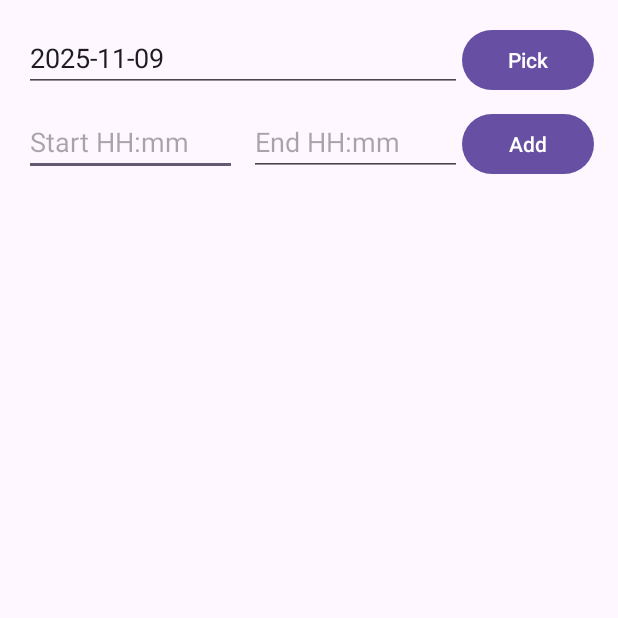
After one commit to uOttawaSEG/project-group_11_seg2105_project_app, an Android app: the TutorAvailabilityActivity screen opened directly, with no data from a screen before it, on a phone screen of 412 x 824 dp, the top half of it. The commit adds this screen. Run offline under Robolectric (Android 15) with nearby library versions, the phone set to English and light mode, and no system bars.

Commit message:
Part 5: tutor availability deletion with confirm dialog; DB table + CRUD; UI + adapter; launch from tutor home; fix tutor registration role switch

```diff
--- a/app/src/main/AndroidManifest.xml
+++ b/app/src/main/AndroidManifest.xml
@@ -46,5 +46,11 @@
         <activity android:name=".admin.AdminInboxActivity" android:exported="false" />
         <activity android:name=".admin.RejectedRequestsActivity" android:exported="false" />
 
+        <activity
+            android:name=".tutor.TutorAvailabilityActivity"
+            android:exported="false"
+            android:label="Manage Availability"/>
+
+
     </application>
 </manifest>
--- a/app/src/main/java/com/example/group_11_project_app_seg2105/LoginActivity.java
+++ b/app/src/main/java/com/example/group_11_project_app_seg2105/LoginActivity.java
@@ -11,7 +11,6 @@ import android.widget.Toast;
 
 import androidx.appcompat.app.AppCompatActivity;
 
-import com.example.group_11_project_app_seg2105.WelcomeAdminActivity;
 import com.example.group_11_project_app_seg2105.core.validation.InputValidator;
 import com.example.group_11_project_app_seg2105.data.DatabaseHelper;
 import com.example.group_11_project_app_seg2105.data.RegistrationStatus;
@@ -96,7 +95,7 @@ public class LoginActivity extends AppCompatActivity {
                 case "admin":
                     next = new Intent(this, WelcomeAdminActivity.class);
                     break;
-                case "tutor":
+                case "com/example/group_11_project_app_seg2105/tutor":
                     next = new Intent(this, WelcomeTutorActivity.class);
                     break;
                 case "student":
--- a/app/src/main/java/com/example/group_11_project_app_seg2105/RegistrationActivity.java
+++ b/app/src/main/java/com/example/group_11_project_app_seg2105/RegistrationActivity.java
@@ -44,6 +44,7 @@ public class RegistrationActivity extends AppCompatActivity {
                     startActivity(new Intent(this, TutorRegistrationActivity.class));
                     finish();
                 } else {
+                    // show student form
                     titleDropdown.setText("Student Registration", false);
                 }
             });
--- a/app/src/main/java/com/example/group_11_project_app_seg2105/TutorRegistrationActivity.java
+++ b/app/src/main/java/com/example/group_11_project_app_seg2105/TutorRegistrationActivity.java
@@ -17,7 +17,6 @@ import androidx.core.widget.NestedScrollView;
 
 import com.example.group_11_project_app_seg2105.core.validation.InputValidator;
 import com.example.group_11_project_app_seg2105.data.DatabaseHelper;
-import com.example.group_11_project_app_seg2105.data.RegistrationStatus;
 import com.google.android.material.chip.Chip;
 import com.google.android.material.chip.ChipGroup;
 import com.google.android.material.textfield.MaterialAutoCompleteTextView;
@@ -137,7 +136,7 @@ public class TutorRegistrationActivity extends AppCompatActivity {
         }
 
         // Insert a pending registration request
-        db.insertRegistrationRequest(email, "tutor", firstName, lastName, password, phone, degree);
+        db.insertRegistrationRequest(email, "com/example/group_11_project_app_seg2105/tutor", firstName, lastName, password, phone, degree);
 
         Toast.makeText(this, "Registration submitted. Await admin approval before logging in.", Toast.LENGTH_LONG).show();
         startActivity(new Intent(this, LoginActivity.class).putExtra("prefill_email", email));
--- a/app/src/main/java/com/example/group_11_project_app_seg2105/WelcomeTutorActivity.java
+++ b/app/src/main/java/com/example/group_11_project_app_seg2105/WelcomeTutorActivity.java
@@ -20,5 +20,11 @@ public class WelcomeTutorActivity extends AppCompatActivity {
             startActivity(new Intent(this, LoginActivity.class));
             finish();
         });
+        Button btnManageAvailability = findViewById(R.id.btnManageAvailability);
+        btnManageAvailability.setOnClickListener(v -> {
+            Intent i = new Intent(WelcomeTutorActivity.this,
+                    com.example.group_11_project_app_seg2105.tutor.TutorAvailabilityActivity.class);
+            startActivity(i);
+        });
     }
 }
--- a/app/src/main/java/com/example/group_11_project_app_seg2105/data/SQLiteUserRepository.java
+++ b/app/src/main/java/com/example/group_11_project_app_seg2105/data/SQLiteUserRepository.java
@@ -136,7 +136,7 @@ public class SQLiteUserRepository implements UserRepository {
     }
 
     private void upsertTutorProfile(SQLiteDatabase db, User user) {
-        if (!"tutor".equalsIgnoreCase(user.role)) {
+        if (!"com/example/group_11_project_app_seg2105/tutor".equalsIgnoreCase(user.role)) {
             db.delete(DatabaseContract.TutorProfiles.TABLE, DatabaseContract.TutorProfiles.EMAIL + "=?", new String[]{user.email});
             db.delete(DatabaseContract.TutorCourses.TABLE, DatabaseContract.TutorCourses.EMAIL + "=?", new String[]{user.email});
             return;
@@ -177,7 +177,7 @@ public class SQLiteUserRepository implements UserRepository {
             }
             return new ProfileRecord(null, null, null, null, null);
         }
-        if ("tutor".equalsIgnoreCase(role)) {
+        if ("com/example/group_11_project_app_seg2105/tutor".equalsIgnoreCase(role)) {
             Cursor cursor = db.query(DatabaseContract.TutorProfiles.TABLE, new String[]{DatabaseContract.TutorProfiles.FIRST, DatabaseContract.TutorProfiles.LAST, DatabaseContract.TutorProfiles.PHONE, DatabaseContract.TutorProfiles.DEGREE}, DatabaseContract.TutorProfiles.EMAIL + "=?", new String[]{email}, null, null, null);
             try {
                 if (cursor.moveToFirst()) {
@@ -192,7 +192,7 @@ public class SQLiteUserRepository implements UserRepository {
     }
 
     private List<String> loadCourses(SQLiteDatabase db, String email, String role) {
-        if (!"tutor".equalsIgnoreCase(role)) {
+        if (!"com/example/group_11_project_app_seg2105/tutor".equalsIgnoreCase(role)) {
             return new ArrayList<>();
         }
         Cursor cursor = db.query(DatabaseContract.TutorCourses.TABLE, new String[]{DatabaseContract.TutorCourses.COURSE}, DatabaseContract.TutorCourses.EMAIL + "=?", new String[]{email}, null, null, null);
--- /dev/null
+++ b/app/src/main/java/com/example/group_11_project_app_seg2105/tutor/AvailabilityAdapter.java
@@ -0,0 +1,86 @@
+package com.example.group_11_project_app_seg2105.tutor;
+
+import android.app.AlertDialog;
+import android.view.LayoutInflater;
+import android.view.View;
+import android.view.ViewGroup;
+import android.widget.ImageButton;
+import android.widget.TextView;
+
+import androidx.annotation.NonNull;
+import androidx.recyclerview.widget.RecyclerView;
+
+import com.example.group_11_project_app_seg2105.R;
+import com.example.group_11_project_app_seg2105.data.AvailabilitySlot;
+import com.example.group_11_project_app_seg2105.data.DatabaseHelper;
+
+import java.util.ArrayList;
+import java.util.List;
+
+public class AvailabilityAdapter extends RecyclerView.Adapter<AvailabilityAdapter.ViewHolder> {
+
+    private final List<AvailabilitySlot> list = new ArrayList<>();
+    private final DatabaseHelper db;
+    private final String tutorEmail;
+    private final Runnable onChange; // callback to refresh activity
+
+    public AvailabilityAdapter(DatabaseHelper db, String tutorEmail, Runnable onChange) {
+        this.db = db;
+        this.tutorEmail = tutorEmail;
+        this.onChange = onChange;
+    }
+
+    public void setData(List<AvailabilitySlot> newData) {
+        list.clear();
+        list.addAll(newData);
+        notifyDataSetChanged();
+    }
+
+    @NonNull
+    @Override
+    public ViewHolder onCreateViewHolder(@NonNull ViewGroup parent, int viewType) {
+        View v = LayoutInflater.from(parent.getContext())
+                .inflate(R.layout.item_availability_slot, parent, false);
+        return new ViewHolder(v);
+    }
+
+    @Override
+    public void onBindViewHolder(@NonNull ViewHolder h, int position) {
+        AvailabilitySlot s = list.get(position);
+        h.txtTime.setText(s.start + " - " + s.end);
+        h.txtDate.setText(s.date);
+
+        h.btnDelete.setOnClickListener(v -> {
+            new AlertDialog.Builder(v.getContext())
+                    .setTitle("Delete Slot")
+                    .setMessage("Delete " + s.start + " - " + s.end + " on " + s.date + "?")
+                    .setPositiveButton("Delete", (d, w) -> {
+                        boolean ok = db.deleteAvailability(s.id, tutorEmail);
+                        if (ok) {
+                            list.remove(position);
+                            notifyItemRemoved(position);
+                            onChange.run(); // activity refresh
+                        }
+                    })
+                    .setNegativeButton("Cancel", null)
+                    .show();
+        });
+    }
+
+    @Override
+    public int getItemCount() {
+        return list.size();
+    }
+
+    public static class ViewHolder extends RecyclerView.ViewHolder {
+        TextView txtTime, txtDate;
+        ImageButton btnDelete;
+
+        public ViewHolder(@NonNull View itemView) {
+            super(itemView);
+            txtTime = itemView.findViewById(R.id.txtTime);
+            txtDate = itemView.findViewById(R.id.txtDate);
+            btnDelete = itemView.findViewById(R.id.btnDelete);
+        }
+    }
+}
--- /dev/null
+++ b/app/src/main/java/com/example/group_11_project_app_seg2105/tutor/TutorAvailabilityActivity.java
@@ -0,0 +1,89 @@
+package com.example.group_11_project_app_seg2105.tutor;
+
+import android.app.DatePickerDialog;
+import android.os.Bundle;
+import android.widget.Button;
+import android.widget.DatePicker;
+import android.widget.EditText;
+import android.widget.Toast;
+
+import androidx.appcompat.app.AppCompatActivity;
+import androidx.recyclerview.widget.LinearLayoutManager;
+import androidx.recyclerview.widget.RecyclerView;
+
+import com.example.group_11_project_app_seg2105.R;
+import com.example.group_11_project_app_seg2105.data.AvailabilitySlot;
+import com.example.group_11_project_app_seg2105.data.DatabaseHelper;
+
+import java.text.SimpleDateFormat;
+import java.util.Calendar;
+import java.util.List;
+import java.util.Locale;
+
+public class TutorAvailabilityActivity extends AppCompatActivity {
+
+    private DatabaseHelper db;
+    private String tutorEmail;
+    private String selectedDate;
+    private AvailabilityAdapter adapter;
+
+    private final SimpleDateFormat ymd = new SimpleDateFormat("yyyy-MM-dd", Locale.US);
+
+    @Override
+    protected void onCreate(Bundle savedInstanceState) {
+        super.onCreate(savedInstanceState);
+        setContentView(R.layout.activity_tutor_availability);
+
+        db = new DatabaseHelper(this);
+
+        // TODO: Replace with your real session storage if needed
+        tutorEmail = getSharedPreferences("auth", MODE_PRIVATE).getString("email", "tutor@uottawa.ca");
+
+        EditText editDate = findViewById(R.id.editDate);
+        EditText editStart = findViewById(R.id.editStart);
+        EditText editEnd = findViewById(R.id.editEnd);
+        Button btnPickDate = findViewById(R.id.btnPickDate);
+        Button btnAddSlot = findViewById(R.id.btnAddSlot);
+
+        RecyclerView recycler = findViewById(R.id.recyclerSlots);
+        recycler.setLayoutManager(new LinearLayoutManager(this));
+        adapter = new AvailabilityAdapter(db, tutorEmail, this::refresh);
+        recycler.setAdapter(adapter);
+
+        selectedDate = ymd.format(Calendar.getInstance().getTime());
+        editDate.setText(selectedDate);
+
+        btnPickDate.setOnClickListener(v -> {
+            Calendar c = Calendar.getInstance();
+            DatePickerDialog dialog = new DatePickerDialog(this, (DatePicker view, int y, int m, int d) -> {
+                c.set(y, m, d);
+                selectedDate = ymd.format(c.getTime());
+                editDate.setText(selectedDate);
+                refresh();
+            }, c.get(Calendar.YEAR), c.get(Calendar.MONTH), c.get(Calendar.DAY_OF_MONTH));
+            dialog.show();
+        });
+
+        btnAddSlot.setOnClickListener(v -> {
+            String start = editStart.getText().toString().trim();
+            String end = editEnd.getText().toString().trim();
+            if (start.isEmpty() || end.isEmpty()) {
+                Toast.makeText(this, "Enter start and end", Toast.LENGTH_SHORT).show();
+                return;
+            }
+            long result = db.insertAvailability(new AvailabilitySlot(0, tutorEmail, selectedDate, start, end, false));
+            if (result <= 0) Toast.makeText(this, "Invalid or overlapping slot", Toast.LENGTH_SHORT).show();
+            else {
+                Toast.makeText(this, "Added", Toast.LENGTH_SHORT).show();
+                refresh();
+            }
+        });
+
+        refresh();
+    }
+
+    private void refresh() {
+        List<AvailabilitySlot> items = db.getAvailabilityForTutorOnDate(tutorEmail, selectedDate);
+        adapter.setData(items);
+    }
+}
--- /dev/null
+++ b/app/src/main/res/layout/activity_tutor_availability.xml
@@ -0,0 +1,66 @@
+<?xml version="1.0" encoding="utf-8"?>
+<LinearLayout xmlns:android="http://schemas.android.com/apk/res/android"
+    android:orientation="vertical"
+    android:padding="16dp"
+    android:layout_width="match_parent"
+    android:layout_height="match_parent">
+
+    <!-- Date row -->
+    <LinearLayout
+        android:layout_width="match_parent"
+        android:layout_height="wrap_content"
+        android:orientation="horizontal">
+
+        <EditText
+            android:id="@+id/editDate"
+            android:layout_width="0dp"
+            android:layout_height="wrap_content"
+            android:layout_weight="1"
+            android:inputType="none"
+            android:focusable="false"
+            android:hint="YYYY-MM-DD" />
+
+        <Button
+            android:id="@+id/btnPickDate"
+            android:layout_width="wrap_content"
+            android:layout_height="wrap_content"
+            android:text="Pick" />
+    </LinearLayout>
+
+    <!-- Time row -->
+    <LinearLayout
+        android:layout_width="match_parent"
+        android:layout_height="wrap_content"
+        android:orientation="horizontal"
+        android:layout_marginTop="8dp">
+
+        <EditText
+            android:id="@+id/editStart"
+            android:layout_width="0dp"
+            android:layout_height="wrap_content"
+            android:layout_weight="1"
+            android:hint="Start HH:mm" />
+
+        <EditText
+            android:id="@+id/editEnd"
+            android:layout_width="0dp"
+            android:layout_height="wrap_content"
+            android:layout_weight="1"
+            android:layout_marginStart="8dp"
+            android:hint="End HH:mm" />
+
+        <Button
+            android:id="@+id/btnAddSlot"
+            android:layout_width="wrap_content"
+            android:layout_height="wrap_content"
+            android:text="Add" />
+    </LinearLayout>
+
+    <!-- List -->
+    <androidx.recyclerview.widget.RecyclerView
+        android:id="@+id/recyclerSlots"
+        android:layout_width="match_parent"
+        android:layout_height="0dp"
+        android:layout_marginTop="12dp"
+        android:layout_weight="1" />
+</LinearLayout>
```
Also changed, not shown: app/src/main/java/com/example/group_11_project_app_seg2105/data/AvailabilitySlot.java (added, +25 -0 lines), app/src/main/java/com/example/group_11_project_app_seg2105/data/DatabaseContract.java (+24 -1 lines), app/src/main/java/com/example/group_11_project_app_seg2105/data/DatabaseHelper.java (+73 -2 lines), app/src/main/res/layout/activity_welcome_tutor.xml (+8 -0 lines), app/src/main/res/layout/item_availability_slot.xml (added, +31 -0 lines).
